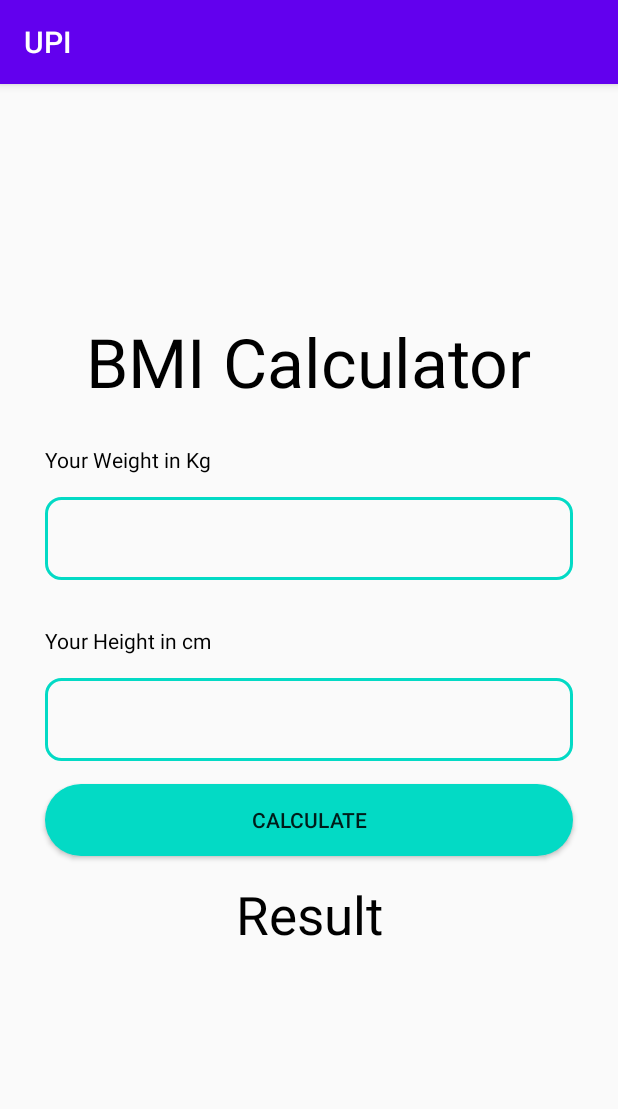
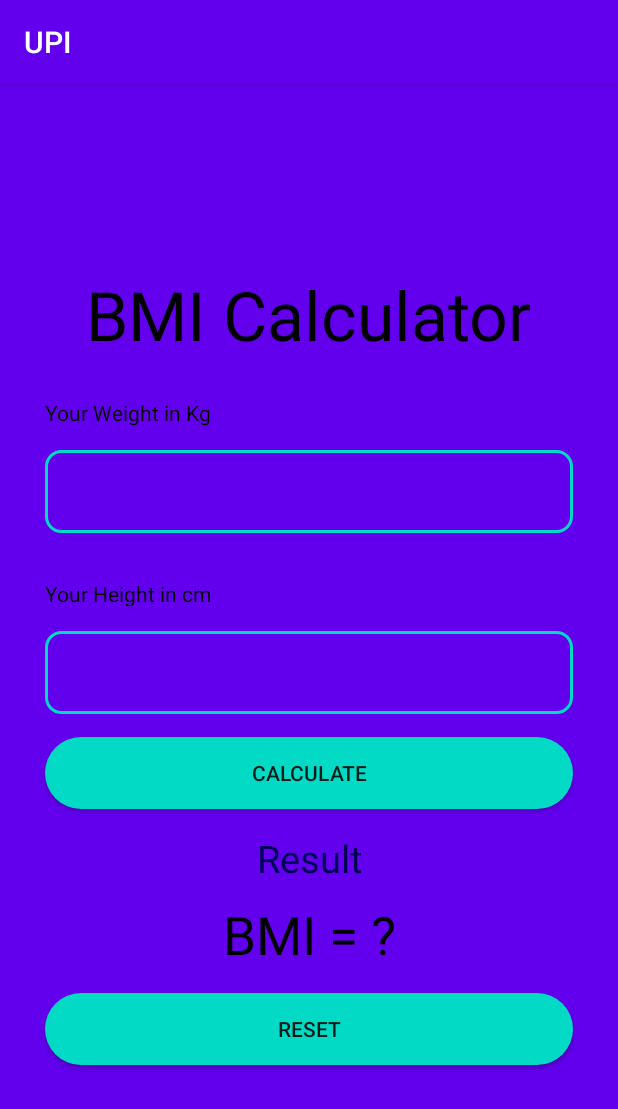
Before and after one commit to Mini-Project-GLAU-2020-21/Patient-s_Unique_Identification, an Android app: the Bmi screen opened directly, with no data from a screen before it, on a phone screen of 412 x 824 dp. Shown: the top 1109 px of the screen. Run offline under Robolectric (Android 15) with nearby library versions, the phone set to English and light mode, and no system bars; Roboto replaces fonts that are not available here.

Commit message:
Initial Commit

```diff
--- a/app/src/main/res/layout/activity_bmi.xml
+++ b/app/src/main/res/layout/activity_bmi.xml
@@ -6,8 +6,10 @@
     android:layout_height="match_parent"
     android:orientation="vertical"
     android:gravity="center"
+    android:background="@color/colorPrimary"
     tools:context=".Bmi">
 <TextView
+
     android:layout_width="wrap_content"
     android:layout_height="wrap_content"
     android:text="BMI Calculator"
@@ -16,6 +18,7 @@
     android:layout_marginVertical="25dp"
     />
     <TextView
+
         android:layout_width="match_parent"
         android:layout_height="wrap_content"
         android:textColor="#000"
@@ -52,6 +55,7 @@
         />
 
     <Button
+        android:id="@+id/btnresult"
         android:layout_width="match_parent"
         android:layout_height="wrap_content"
         android:layout_marginVertical="15dp"
@@ -60,19 +64,34 @@
         android:background="@drawable/btn_bg"
         />
     <TextView
+        android:id="@+id/txtenter"
         android:layout_width="match_parent"
         android:layout_height="wrap_content"
         android:textAlignment="center"
         android:text="Result"
+        android:textSize="25sp"
+        android:textColor="#005"
+        android:layout_marginBottom="10dp"
+
+        />
+    <TextView
+        android:id="@+id/txtbmi"
+        android:layout_width="match_parent"
+        android:layout_height="wrap_content"
+        android:textAlignment="center"
+        android:text="BMI = ?"
         android:textSize="35sp"
         android:textColor="#000"
 
         />
-    <TextView
-        android:id="@+id/result"
-        android:layout_width="wrap_content"
+    <Button
+        android:id="@+id/btnreset"
+        android:layout_width="match_parent"
         android:layout_height="wrap_content"
-        android:textAlignment="center"
-        android:textSize="45sp"
+        android:layout_marginVertical="15dp"
+        android:layout_marginHorizontal="30dp"
+        android:layout_marginTop="5dp"
+        android:text="Reset"
+        android:background="@drawable/btn_bg"
         />
 </LinearLayout>
```
Also changed, not shown: app/src/main/java/com/aditya/upi/Bmi.java (+29 -0 lines).
